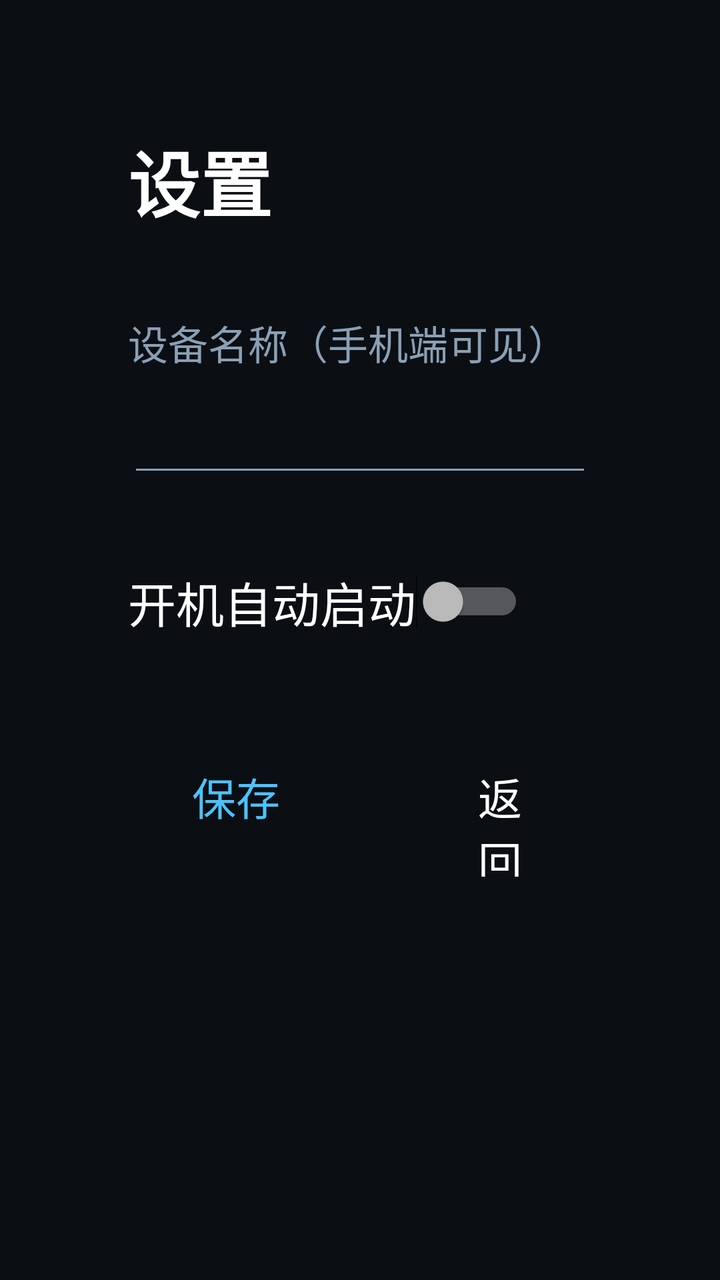
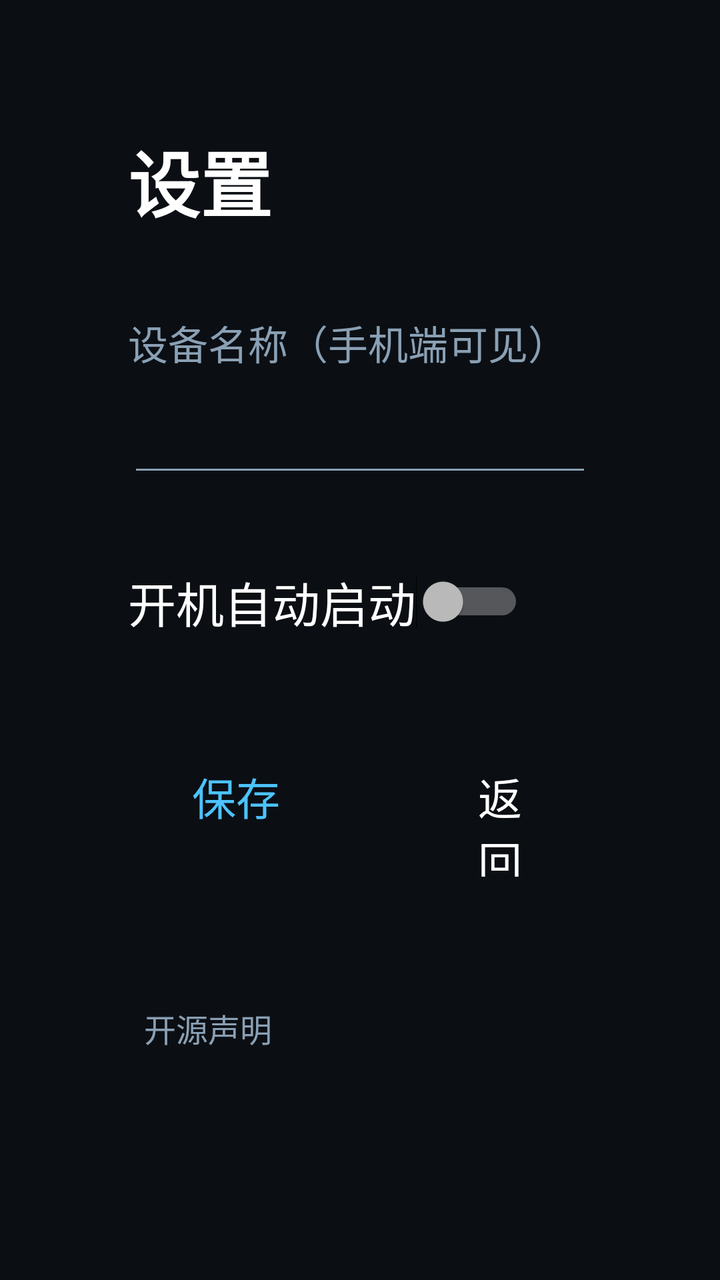

Two renders of the same Android screen: before a commit and after it. Below are the layout's source before the change and the commit's diff.
<!-- AndroidManifest.xml: application theme Theme.TVCast -->
<!-- res/layout/fragment_settings.xml -->
<?xml version="1.0" encoding="utf-8"?>
<LinearLayout xmlns:android="http://schemas.android.com/apk/res/android"
    android:layout_width="match_parent"
    android:layout_height="match_parent"
    android:background="@color/background"
    android:orientation="vertical"
    android:padding="64dp">

    <TextView
        android:layout_width="wrap_content"
        android:layout_height="wrap_content"
        android:text="@string/settings_title"
        android:textColor="@color/textPrimary"
        android:textSize="36sp"
        android:textStyle="bold" />

    <TextView
        android:layout_width="wrap_content"
        android:layout_height="wrap_content"
        android:layout_marginTop="40dp"
        android:text="@string/settings_device_name"
        android:textColor="@color/textDim"
        android:textSize="20sp" />

    <EditText
        android:id="@+id/device_name_edit"
        android:layout_width="match_parent"
        android:layout_height="wrap_content"
        android:layout_marginTop="8dp"
        android:inputType="text"
        android:maxLines="1"
        android:textColor="@color/textPrimary"
        android:textSize="24sp" />

    <Switch
        android:id="@+id/auto_start_switch"
        android:layout_width="wrap_content"
        android:layout_height="wrap_content"
        android:layout_marginTop="32dp"
        android:paddingTop="8dp"
        android:paddingBottom="8dp"
        android:text="@string/settings_auto_start"
        android:textColor="@color/textPrimary"
        android:textSize="24sp" />

    <LinearLayout
        android:layout_width="wrap_content"
        android:layout_height="wrap_content"
        android:layout_marginTop="48dp"
        android:orientation="horizontal">

        <Button
            android:id="@+id/btn_save"
            android:layout_width="wrap_content"
            android:layout_height="wrap_content"
            android:background="?android:attr/selectableItemBackground"
            android:paddingStart="32dp"
            android:paddingEnd="32dp"
            android:text="@string/settings_save"
            android:textColor="@color/accent"
            android:textSize="22sp" />

        <Button
            android:id="@+id/btn_back"
            android:layout_width="wrap_content"
            android:layout_height="wrap_content"
            android:layout_marginStart="32dp"
            android:background="?android:attr/selectableItemBackground"
            android:paddingStart="32dp"
            android:paddingEnd="32dp"
            android:text="@string/settings_back"
            android:textColor="@color/textPrimary"
            android:textSize="22sp" />
    </LinearLayout>
</LinearLayout>
<!-- resources referenced by this layout -->
<resources>
  <color name="accent">#4CC3FF</color>
  <color name="background">#0B0F14</color>
  <color name="textDim">#8AA0B4</color>
  <color name="textPrimary">#FFFFFF</color>
  <string name="settings_auto_start">开机自动启动</string>
  <string name="settings_back">返回</string>
  <string name="settings_device_name">设备名称（手机端可见）</string>
  <string name="settings_save">保存</string>
  <string name="settings_title">设置</string>
  <style name="Theme.TVCast" parent="Theme.AppCompat.NoActionBar">
          <item name="android:windowBackground">@color/background</item>
          <item name="colorAccent">@color/accent</item>
          <item name="android:textColorPrimary">@color/textPrimary</item>
          <item name="android:textColorSecondary">@color/textDim</item>
      </style>
</resources>

<!-- the commit's change to res/layout/fragment_settings.xml (unified diff, before → after) -->
@@ -72,4 +72,14 @@
             android:textColor="@color/textPrimary"
             android:textSize="22sp" />
     </LinearLayout>
+
+    <TextView
+        android:id="@+id/oss_licenses"
+        android:layout_width="wrap_content"
+        android:layout_height="wrap_content"
+        android:layout_marginTop="56dp"
+        android:padding="8dp"
+        android:text="@string/settings_oss_licenses"
+        android:textColor="@color/textDim"
+        android:textSize="16sp" />
 </LinearLayout>
<!-- resource entries referenced after the edit -->
@@ -7,6 +7,7 @@
   <string name="settings_auto_start">开机自动启动</string>
   <string name="settings_back">返回</string>
   <string name="settings_device_name">设备名称（手机端可见）</string>
+  <string name="settings_oss_licenses">开源声明</string>
   <string name="settings_save">保存</string>
   <string name="settings_title">设置</string>
   <style name="Theme.TVCast" parent="Theme.AppCompat.NoActionBar">
